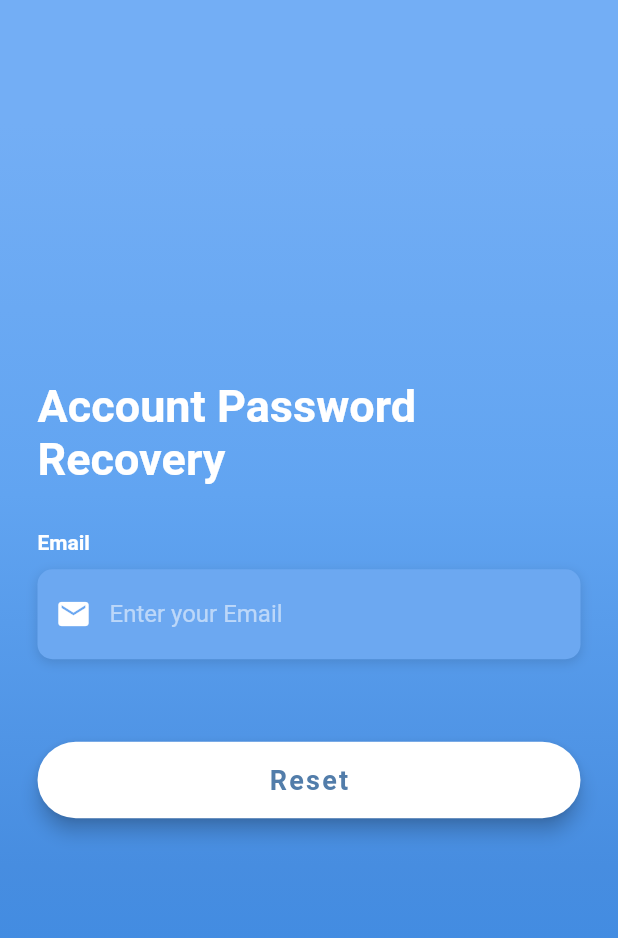
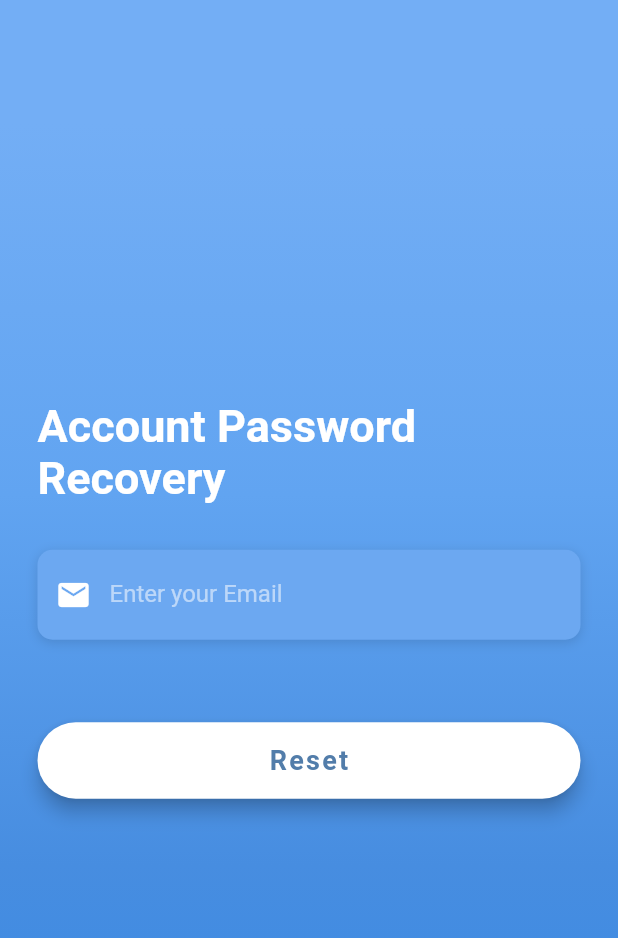
Before and after one commit to abhishekmahajan98/laundro, a Flutter app: the screen it shows after launch, after a tap on "Forgot Password?", on a phone screen of 412 x 824 dp. Shown: the top 938 px of the screen. Run offline on Flutter 3.47's test engine with Material 2 defaults, Android fonts, the light colour scheme and no system bars; our stand-ins replace carousel_pro, firebase_auth, google_sign_in, modal_progress_hud, rflutter_alert, shared_preferences; accounts and stored records are empty; Roboto replaces fonts that are missing (OpenSans).

Commit message:
new login and register ui changes, password reset funtionality added

```diff
--- a/lib/components/side_drawer.dart
+++ b/lib/components/side_drawer.dart
@@ -4,7 +4,7 @@ import 'package:firebase_auth/firebase_auth.dart';
 
 class SideDrawer extends StatelessWidget{
   final _auth = FirebaseAuth.instance;
-  GoogleSignIn googleSignIn = GoogleSignIn();
+  final GoogleSignIn googleSignIn = GoogleSignIn();
   @override
   Widget build(BuildContext context) {
 
@@ -98,7 +98,7 @@ class SideDrawer extends StatelessWidget{
             onTap: () {
               _auth.signOut();
               googleSignIn.signOut();
-              Navigator.pushNamed(context, "/");
+              Navigator.of(context).pushNamedAndRemoveUntil("/",(Route<dynamic> route) => false);
             },
             child: ListTile(
               title: Text('Logout'),
--- a/lib/pages/login_page.dart
+++ b/lib/pages/login_page.dart
@@ -21,11 +21,11 @@ class _LoginScreenState extends State<LoginScreen> {
     return Column(
       crossAxisAlignment: CrossAxisAlignment.start,
       children: <Widget>[
-        Text(
+        /*Text(
           'Email',
           style: kLabelStyle,
         ),
-        SizedBox(height: 10.0),
+        SizedBox(height: 10.0),*/
         Container(
           alignment: Alignment.centerLeft,
           decoration: kBoxDecorationStyle,
@@ -58,11 +58,11 @@ class _LoginScreenState extends State<LoginScreen> {
     return Column(
       crossAxisAlignment: CrossAxisAlignment.start,
       children: <Widget>[
-        Text(
+        /*Text(
           'Password',
           style: kLabelStyle,
         ),
-        SizedBox(height: 10.0),
+        SizedBox(height: 10.0),*/
         Container(
           alignment: Alignment.centerLeft,
           decoration: kBoxDecorationStyle,
@@ -109,7 +109,7 @@ class _LoginScreenState extends State<LoginScreen> {
 
   Widget _buildLoginBtn() {
     return Container(
-      padding: EdgeInsets.symmetric(vertical: 25.0),
+      padding: EdgeInsets.only(top: 2,bottom: 20),
       width: double.infinity,
       child: RaisedButton(
         elevation: 5.0,
@@ -121,7 +121,7 @@ class _LoginScreenState extends State<LoginScreen> {
             final user = await _auth.signInWithEmailAndPassword(
                 email: email, password: password);
             if (user != null) {
-              Navigator.pushNamed(context, "/home");
+              Navigator.pushReplacementNamed(context, "/home");
             }
           } catch (e) {
             print(e);
@@ -163,11 +163,11 @@ class _LoginScreenState extends State<LoginScreen> {
             fontWeight: FontWeight.w400,
           ),
         ),
-        SizedBox(height: 20.0),
+        /*SizedBox(height: 20.0),
         Text(
           'Sign in with',
           style: kLabelStyle,
-        ),
+        ),*/
       ],
     );
   }
@@ -200,7 +200,7 @@ class _LoginScreenState extends State<LoginScreen> {
     return Padding(
       padding: EdgeInsets.symmetric(vertical: 30.0),
       child: Row(
-        mainAxisAlignment: MainAxisAlignment.spaceEvenly,
+        mainAxisAlignment: MainAxisAlignment.center,
         children: <Widget>[
           _buildSocialBtn(
             () => print('Login with Facebook'),
@@ -208,6 +208,7 @@ class _LoginScreenState extends State<LoginScreen> {
               'images/facebook.jpg',
             ),
           ),
+          SizedBox(width: 40,),
           _buildSocialBtn(
             () async {
               setState(() {
@@ -221,7 +222,7 @@ class _LoginScreenState extends State<LoginScreen> {
                   accessToken: (await account.authentication).accessToken,
                 ));
                 if (res != null) {
-                  Navigator.pushNamed(context, '/home');
+                  Navigator.pushReplacementNamed(context, '/home');
                 } else {
                   print("error logging in with google");
                   account.clearAuthCache();
@@ -252,7 +253,7 @@ class _LoginScreenState extends State<LoginScreen> {
               text: 'Don\'t have an Account? ',
               style: TextStyle(
                 color: Colors.white,
-                fontSize: 18.0,
+                //fontSize: 18.0,
                 fontWeight: FontWeight.w400,
               ),
             ),
@@ -260,7 +261,7 @@ class _LoginScreenState extends State<LoginScreen> {
               text: 'Sign Up',
               style: TextStyle(
                 color: Colors.white,
-                fontSize: 18.0,
+                //fontSize: 18.0,
                 fontWeight: FontWeight.bold,
               ),
             ),
@@ -302,7 +303,7 @@ class _LoginScreenState extends State<LoginScreen> {
                 Container(
                   height: double.infinity,
                   child: Container(
-                    margin: EdgeInsets.all(25),
+                    margin: EdgeInsets.all(40),
                     child: Column(
                       mainAxisAlignment: MainAxisAlignment.center,
                       children: <Widget>[
@@ -310,7 +311,7 @@ class _LoginScreenState extends State<LoginScreen> {
                           'Sign In',
                           style: TextStyle(
                             color: Colors.white,
-                            fontFamily: 'OpenSans',
+                            //fontFamily: 'OpenSans',
                             fontSize: 30.0,
                             fontWeight: FontWeight.bold,
                           ),
--- a/lib/pages/password_reset_page.dart
+++ b/lib/pages/password_reset_page.dart
@@ -21,11 +21,11 @@ class _ResetPasswordScreenState extends State<ResetPasswordScreen> {
     return Column(
       crossAxisAlignment: CrossAxisAlignment.start,
       children: <Widget>[
-        Text(
+        /*Text(
           'Email',
           style: kLabelStyle,
         ),
-        SizedBox(height: 10.0),
+        SizedBox(height: 10.0),*/
         Container(
           alignment: Alignment.centerLeft,
           decoration: kBoxDecorationStyle,
@@ -66,7 +66,7 @@ class _ResetPasswordScreenState extends State<ResetPasswordScreen> {
               context: context,
               title: 'Reset password E-mail sent.',
               desc:
-                  'Click on the link in the e-mail senr and it will redirect you to the page to reset the password.',
+                  'Click on the link in the e-mail sent and it will redirect you to the page to reset the password.',
               buttons: [
                 DialogButton(
                   child: Text('Okay'),
--- a/lib/pages/registration_page.dart
+++ b/lib/pages/registration_page.dart
@@ -104,7 +104,7 @@ class _RegistrationScreenState extends State<RegistrationScreen> {
             final newUser = await _auth.createUserWithEmailAndPassword(
                 email: email, password: password);
             if (newUser != null) {
-              Navigator.pushNamed(context, "/home");
+              Navigator.pushReplacementNamed(context, "/home");
             }
           } catch (e) {
             print(e);
```
